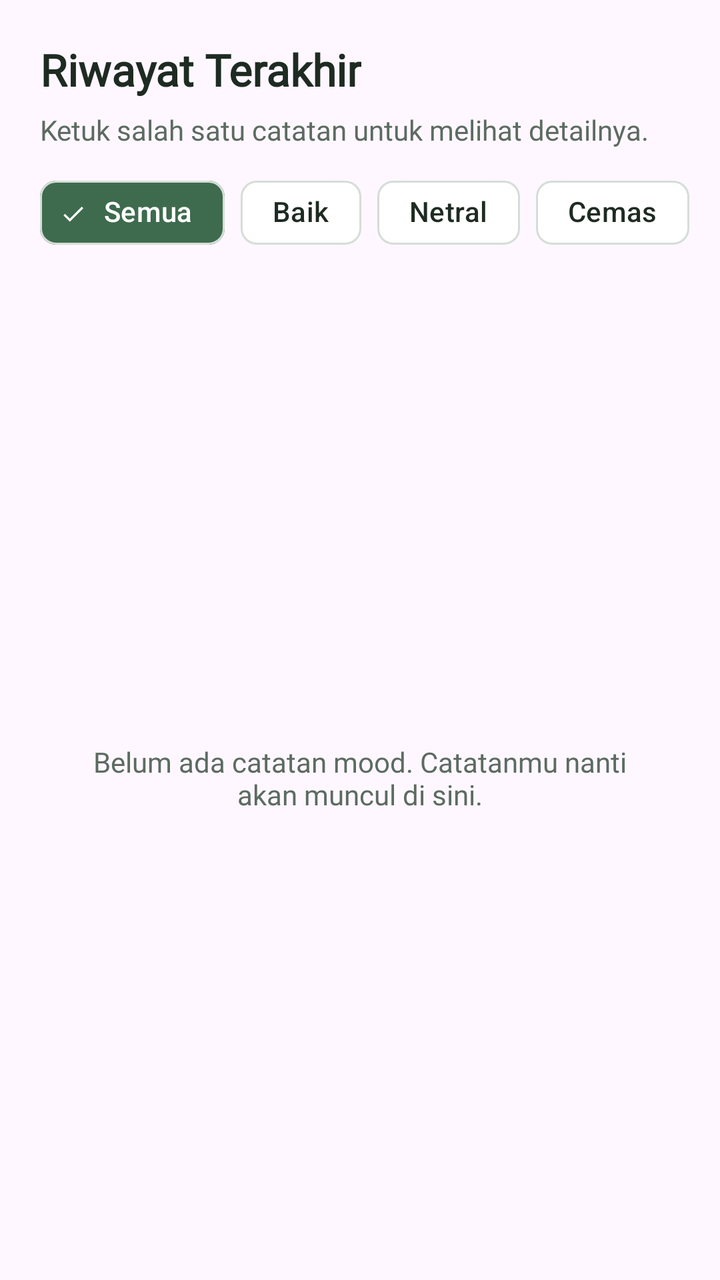
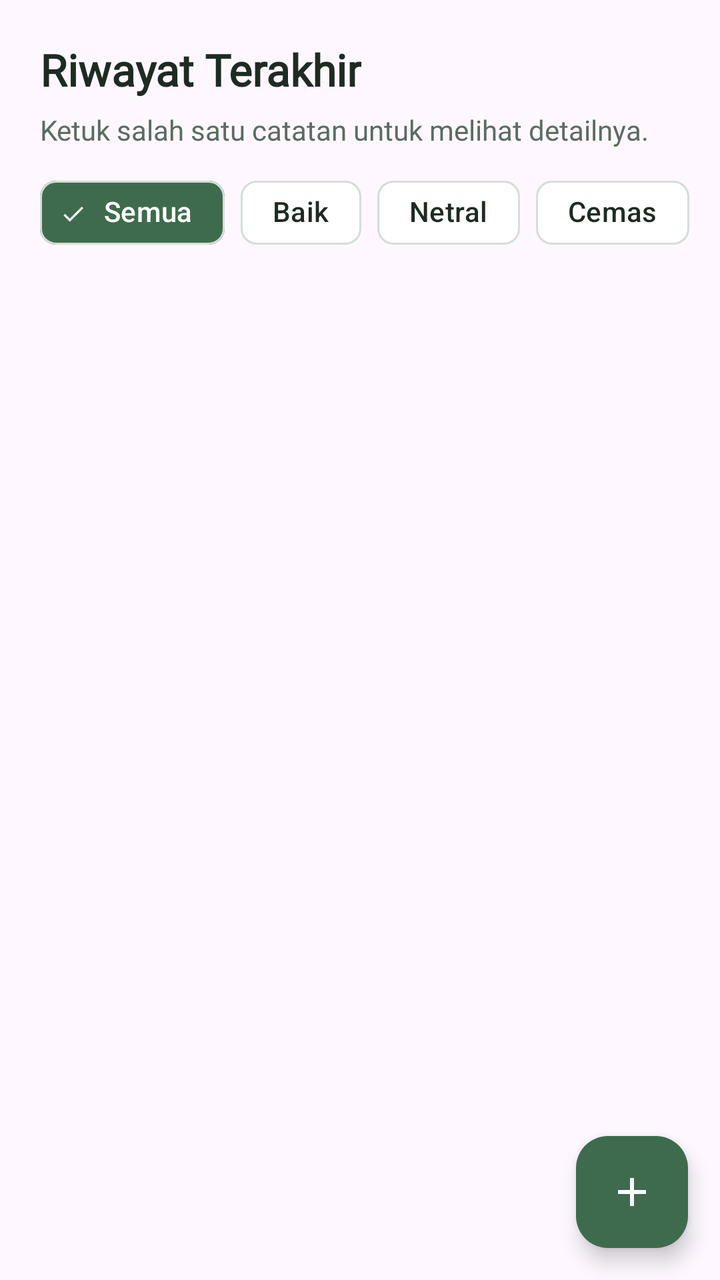

Two renders of the same Android screen: before a commit and after it. Below are the layout's source before the change and the commit's diff.
<!-- AndroidManifest.xml: application theme Theme.Tommy_3TIB -->
<!-- res/layout/fragment_riwayatfragment.xml -->
<?xml version="1.0" encoding="utf-8"?>
<LinearLayout xmlns:android="http://schemas.android.com/apk/res/android"
    xmlns:app="http://schemas.android.com/apk/res-auto"
    xmlns:tools="http://schemas.android.com/tools"
    android:layout_width="match_parent"
    android:layout_height="match_parent"
    android:orientation="vertical"
    tools:context=".RiwayatFragment">

    <LinearLayout
        android:layout_width="match_parent"
        android:layout_height="wrap_content"
        android:orientation="vertical"
        android:paddingStart="20dp"
        android:paddingTop="20dp"
        android:paddingEnd="20dp"
        android:paddingBottom="8dp">

        <TextView
            android:layout_width="wrap_content"
            android:layout_height="wrap_content"
            android:fontFamily="@font/pjakartabold"
            android:text="Riwayat Terakhir"
            android:textColor="#1E2B22"
            android:textSize="22sp"
            android:textStyle="bold" />

        <TextView
            android:layout_width="wrap_content"
            android:layout_height="wrap_content"
            android:layout_marginTop="6dp"
            android:fontFamily="@font/pjakartaregular"
            android:text="Ketuk salah satu catatan untuk melihat detailnya."
            android:textColor="#5C6B61"
            android:textSize="14sp" />
    </LinearLayout>

    <HorizontalScrollView
        android:layout_width="match_parent"
        android:layout_height="wrap_content"
        android:clipToPadding="false"
        android:paddingStart="20dp"
        android:paddingEnd="20dp"
        android:paddingBottom="8dp"
        android:scrollbars="none">

        <com.google.android.material.chip.ChipGroup
            android:id="@+id/chipGroupFilter"
            android:layout_width="wrap_content"
            android:layout_height="wrap_content"
            app:selectionRequired="true"
            app:singleLine="true"
            app:singleSelection="true">

            <com.google.android.material.chip.Chip
                android:id="@+id/chipSemua"
                style="@style/Widget.Material3.Chip.Filter"
                android:layout_width="wrap_content"
                android:layout_height="wrap_content"
                android:checked="true"
                android:text="Semua"
                android:textColor="@color/chip_text_color"
                app:checkedIconTint="#FFFFFF"
                app:chipBackgroundColor="@color/chip_bg_color"
                app:chipStrokeColor="#D5DDD7"
                app:chipStrokeWidth="1dp" />

            <com.google.android.material.chip.Chip
                android:id="@+id/chipBaik"
                style="@style/Widget.Material3.Chip.Filter"
                android:layout_width="wrap_content"
                android:layout_height="wrap_content"
                android:text="Baik"
                android:textColor="@color/chip_text_color"
                app:checkedIconTint="#FFFFFF"
                app:chipBackgroundColor="@color/chip_bg_color"
                app:chipStrokeColor="#D5DDD7"
                app:chipStrokeWidth="1dp" />

            <com.google.android.material.chip.Chip
                android:id="@+id/chipNetral"
                style="@style/Widget.Material3.Chip.Filter"
                android:layout_width="wrap_content"
                android:layout_height="wrap_content"
                android:text="Netral"
                android:textColor="@color/chip_text_color"
                app:checkedIconTint="#FFFFFF"
                app:chipBackgroundColor="@color/chip_bg_color"
                app:chipStrokeColor="#D5DDD7"
                app:chipStrokeWidth="1dp" />

            <com.google.android.material.chip.Chip
                android:id="@+id/chipCemas"
                style="@style/Widget.Material3.Chip.Filter"
                android:layout_width="wrap_content"
                android:layout_height="wrap_content"
                android:text="Cemas"
                android:textColor="@color/chip_text_color"
                app:checkedIconTint="#FFFFFF"
                app:chipBackgroundColor="@color/chip_bg_color"
                app:chipStrokeColor="#D5DDD7"
                app:chipStrokeWidth="1dp" />
        </com.google.android.material.chip.ChipGroup>
    </HorizontalScrollView>

    <FrameLayout
        android:layout_width="match_parent"
        android:layout_height="0dp"
        android:layout_weight="1">

        <ListView
            android:id="@+id/listRiwayat"
            android:layout_width="match_parent"
            android:layout_height="match_parent"
            android:clipToPadding="false"
            android:divider="@null"
            android:dividerHeight="0dp"
            android:listSelector="@android:color/transparent"
            android:paddingBottom="12dp"
            android:scrollbars="none" />

        <TextView
            android:id="@+id/tvKosong"
            android:layout_width="match_parent"
            android:layout_height="wrap_content"
            android:layout_gravity="center"
            android:fontFamily="@font/pjakartaregular"
            android:gravity="center"
            android:padding="32dp"
            android:text="Belum ada catatan mood. Catatanmu nanti akan muncul di sini."
            android:textColor="#5C6B61"
            android:textSize="14sp" />
    </FrameLayout>
</LinearLayout>
<!-- resources referenced by this layout -->
<resources>
  <style name="Theme.Tommy_3TIB" parent="Base.Theme.Tommy_3TIB" />
  <style name="Base.Theme.Tommy_3TIB" parent="Theme.Material3.DayNight.NoActionBar">
          
          
      </style>
</resources>

<!-- the commit's change to res/layout/fragment_riwayatfragment.xml (unified diff, before → after) -->
@@ -108,15 +108,12 @@
         android:layout_height="0dp"
         android:layout_weight="1">
 
-        <ListView
-            android:id="@+id/listRiwayat"
+        <androidx.recyclerview.widget.RecyclerView
+            android:id="@+id/rvRiwayat"
             android:layout_width="match_parent"
             android:layout_height="match_parent"
             android:clipToPadding="false"
-            android:divider="@null"
-            android:dividerHeight="0dp"
-            android:listSelector="@android:color/transparent"
-            android:paddingBottom="12dp"
+            android:paddingBottom="88dp"
             android:scrollbars="none" />
 
         <TextView
@@ -127,8 +124,20 @@
             android:fontFamily="@font/pjakartaregular"
             android:gravity="center"
             android:padding="32dp"
-            android:text="Belum ada catatan mood. Catatanmu nanti akan muncul di sini."
+            android:text="Belum ada catatan mood. Tekan tombol + untuk menambah catatan pertamamu."
             android:textColor="#5C6B61"
-            android:textSize="14sp" />
+            android:textSize="14sp"
+            android:visibility="gone" />
+
+        <com.google.android.material.floatingactionbutton.FloatingActionButton
+            android:id="@+id/fabTambah"
+            android:layout_width="wrap_content"
+            android:layout_height="wrap_content"
+            android:layout_gravity="bottom|end"
+            android:layout_margin="16dp"
+            android:contentDescription="Tambah catatan"
+            android:src="@drawable/ic_add"
+            app:backgroundTint="#3E6B4D"
+            app:tint="#FFFFFF" />
     </FrameLayout>
 </LinearLayout>
<!-- resource entries referenced after the edit -->
@@ -1,5 +1,15 @@
 <!-- resources referenced by this layout -->
 <resources>
+  <!-- drawable ic_add (drawable) -->
+  <vector xmlns:android="http://schemas.android.com/apk/res/android"
+      android:width="24dp"
+      android:height="24dp"
+      android:viewportWidth="24"
+      android:viewportHeight="24">
+      <path
+          android:fillColor="#FFFFFFFF"
+          android:pathData="M19,13h-6v6h-2v-6H5v-2h6V5h2v6h6v2z" />
+  </vector>
   <style name="Theme.Tommy_3TIB" parent="Base.Theme.Tommy_3TIB" />
   <style name="Base.Theme.Tommy_3TIB" parent="Theme.Material3.DayNight.NoActionBar">
           
